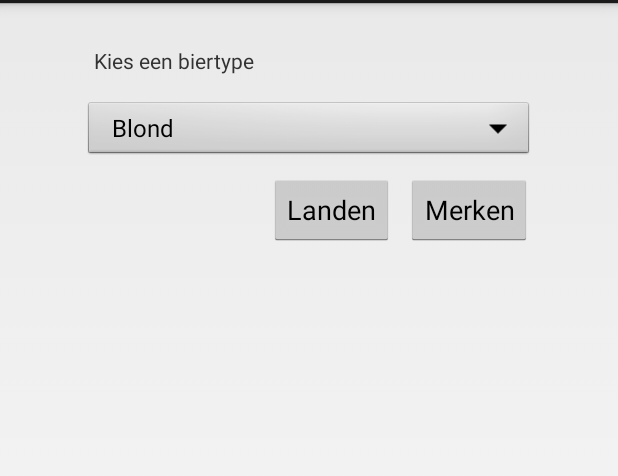
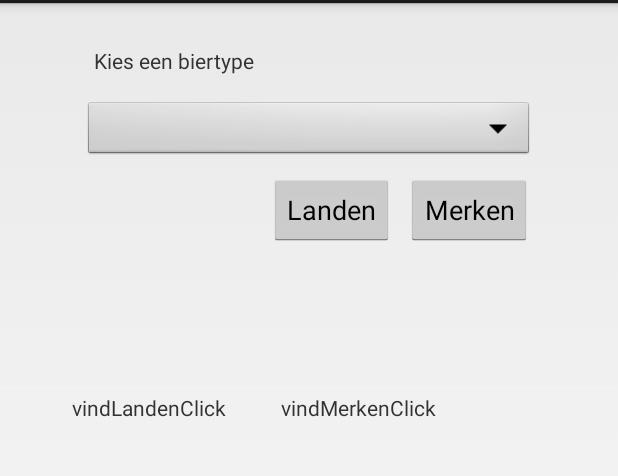
Before and after one commit to efhsg/Bierexpert, an Android app: the screen it shows after launch (VindBierActivity), after a tap on "Merken", on a phone screen of 412 x 824 dp, the part 69-545 px from its top. Run offline under Robolectric (Android 15) with nearby library versions, the phone set to English and light mode, and no system bars; 2 other taps on this screen came first.

Commit message:
Spinner actief

```diff
--- a/app/src/main/AndroidManifest.xml
+++ b/app/src/main/AndroidManifest.xml
@@ -9,7 +9,7 @@
         android:roundIcon="@mipmap/ic_launcher_round"
         android:supportsRtl="true"
         android:theme="@style/AppTheme">
-        <activity android:name=".VindBierActivity">
+        <activity android:name=".view.VindBierActivity">
             <intent-filter>
                 <action android:name="android.intent.action.MAIN" />
 
--- /dev/null
+++ b/app/src/main/java/nl/differentcook/bierexpert/lib/App.java
@@ -0,0 +1,20 @@
+package nl.differentcook.bierexpert.lib;
+
+/**
+ * Created by esg on 28/04/2017.
+ */
+
+public class App {
+
+    public static String getTag() {
+        String tag = "";
+        final StackTraceElement[] ste = Thread.currentThread().getStackTrace();
+        for (int i = 0; i < ste.length; i++) {
+            if (ste[i].getMethodName().equals("getTag")) {
+                tag = "(" + ste[i + 1].getFileName() + ":" + ste[i + 1].getLineNumber() + ")";
+            }
+        }
+        return tag;
+    }
+
+}
--- /dev/null
+++ b/app/src/main/java/nl/differentcook/bierexpert/view/VindBierActivity.java
@@ -0,0 +1,67 @@
+package nl.differentcook.bierexpert.view;
+
+import android.app.Activity;
+import android.os.Bundle;
+import android.util.Log;
+import android.view.View;
+import android.widget.AdapterView;
+import android.widget.Spinner;
+import android.widget.TextView;
+
+import nl.differentcook.bierexpert.R;
+import nl.differentcook.bierexpert.lib.App;
+
+public class VindBierActivity extends Activity {
+
+    @Override
+    protected void onCreate(Bundle savedInstanceState) {
+        super.onCreate(savedInstanceState);
+        setContentView(R.layout.activity_vind_bier);
+        Spinner spinner = (Spinner) findViewById(R.id.biertypenSpinner);
+        spinner.setOnItemSelectedListener(new BiertypeSpinnerActivity());
+    }
+
+
+    public void vindLanden(View view) {
+        TextView brands = (TextView) findViewById(R.id.landenText);
+        Spinner color = (Spinner) findViewById(R.id.biertypenSpinner);
+        String beerType = String.valueOf(color.getSelectedItem());
+
+/*        List<String> brandsList = expert.getBrands(beerType);
+        StringBuilder brandsFormatted = new StringBuilder();
+        for (String brand : brandsList) {
+            brandsFormatted.append(brand).append('\n');
+        }*/
+        brands.setText("vindLandenClick");
+    }
+
+    public void vindMerken(View view) {
+        TextView brands = (TextView) findViewById(R.id.merkenText);
+        Spinner color = (Spinner) findViewById(R.id.biertypenSpinner);
+        String beerType = String.valueOf(color.getSelectedItem());
+
+/*        List<String> brandsList = expert.getBrands(beerType);
+        StringBuilder brandsFormatted = new StringBuilder();
+        for (String brand : brandsList) {
+            brandsFormatted.append(brand).append('\n');
+        }*/
+        brands.setText("vindMerkenClick");
+    }
+
+    public class BiertypeSpinnerActivity extends Activity implements AdapterView.OnItemSelectedListener {
+
+        public void onItemSelected(AdapterView<?> parent, View view,
+                                   int pos, long id) {
+            wisSelecties(view);
+            Log.i(App.getTag(), "Gekozen type: " + parent.getItemAtPosition(pos).toString());
+        }
+
+        public void onNothingSelected(AdapterView<?> parent) {
+        }
+    }
+
+    private void wisSelecties(View view) {
+        ((TextView) (findViewById(R.id.landenText))).setText("");
+        ((TextView) (findViewById(R.id.merkenText))).setText("");
+    }
+}
--- a/app/src/main/res/layout/activity_vind_bier.xml
+++ b/app/src/main/res/layout/activity_vind_bier.xml
@@ -4,7 +4,7 @@
     xmlns:tools="http://schemas.android.com/tools"
     android:layout_width="match_parent"
     android:layout_height="match_parent"
-    tools:context="nl.differentcook.bierexpert.VindBierActivity"
+    tools:context="nl.differentcook.bierexpert.view.VindBierActivity"
     tools:layout_editor_absoluteX="0dp"
     tools:layout_editor_absoluteY="73dp">
 
@@ -17,7 +17,7 @@
         android:layout_marginRight="8dp"
         android:layout_marginTop="8dp"
         android:text="@string/kies_een_biertype"
-        app:layout_constraintBottom_toTopOf="@+id/kleurenSpinner"
+        app:layout_constraintBottom_toTopOf="@+id/biertypenSpinner"
         app:layout_constraintHorizontal_bias="0.19"
         app:layout_constraintLeft_toLeftOf="parent"
         app:layout_constraintRight_toRightOf="parent"
@@ -26,7 +26,7 @@
 
 
     <Spinner
-        android:id="@+id/kleurenSpinner"
+        android:id="@+id/biertypenSpinner"
         android:layout_width="300dp"
         android:layout_height="42dp"
         android:layout_marginBottom="8dp"
@@ -57,7 +57,7 @@
         app:layout_constraintHorizontal_bias="0.547"
         app:layout_constraintLeft_toLeftOf="parent"
         app:layout_constraintRight_toRightOf="parent"
-        app:layout_constraintTop_toBottomOf="@+id/kleurenSpinner"
+        app:layout_constraintTop_toBottomOf="@+id/biertypenSpinner"
         app:layout_constraintVertical_bias="0.0" />
 
     <Button
@@ -76,7 +76,7 @@
         app:layout_constraintHorizontal_bias="0.842"
         app:layout_constraintLeft_toLeftOf="parent"
         app:layout_constraintRight_toRightOf="parent"
-        app:layout_constraintTop_toBottomOf="@+id/kleurenSpinner"
+        app:layout_constraintTop_toBottomOf="@+id/biertypenSpinner"
         app:layout_constraintVertical_bias="0.0" />
 
     <TextView
@@ -89,11 +89,11 @@
         android:layout_marginTop="8dp"
         android:text=""
         app:layout_constraintBottom_toBottomOf="parent"
-        app:layout_constraintHorizontal_bias="0.104"
+        app:layout_constraintHorizontal_bias="0.136"
         app:layout_constraintLeft_toLeftOf="parent"
         app:layout_constraintRight_toRightOf="parent"
-        app:layout_constraintTop_toBottomOf="@+id/kleurenSpinner"
-        app:layout_constraintVertical_bias="0.228" />
+        app:layout_constraintTop_toBottomOf="@+id/biertypenSpinner"
+        app:layout_constraintVertical_bias="0.23" />
 
     <TextView
         android:id="@+id/merkenText"
@@ -105,10 +105,10 @@
         android:layout_marginTop="8dp"
         android:text=""
         app:layout_constraintBottom_toBottomOf="parent"
-        app:layout_constraintHorizontal_bias="0.52"
+        app:layout_constraintHorizontal_bias="0.613"
         app:layout_constraintLeft_toLeftOf="parent"
         app:layout_constraintRight_toRightOf="parent"
-        app:layout_constraintTop_toBottomOf="@+id/kleurenSpinner"
-        app:layout_constraintVertical_bias="0.228" />
+        app:layout_constraintTop_toBottomOf="@+id/biertypenSpinner"
+        app:layout_constraintVertical_bias="0.23" />
 
 </android.support.constraint.ConstraintLayout>
--- a/app/src/main/res/values/strings.xml
+++ b/app/src/main/res/values/strings.xml
@@ -4,6 +4,7 @@
     <string name="merken">Merken</string>
     <string name="kies_een_biertype">Kies een biertype</string>
     <string-array name="bierSoorten">
+        <item></item>
         <item>Blond</item>
         <item>Bock</item>
         <item>Geuze</item>
```
Also changed, not shown: app/src/main/java/nl/differentcook/bierexpert/VindBierActivity.java (deleted, +0 -13 lines), app/src/main/java/nl/differentcook/bierexpert/model/Bierexpert.java (added, +22 -0 lines).
